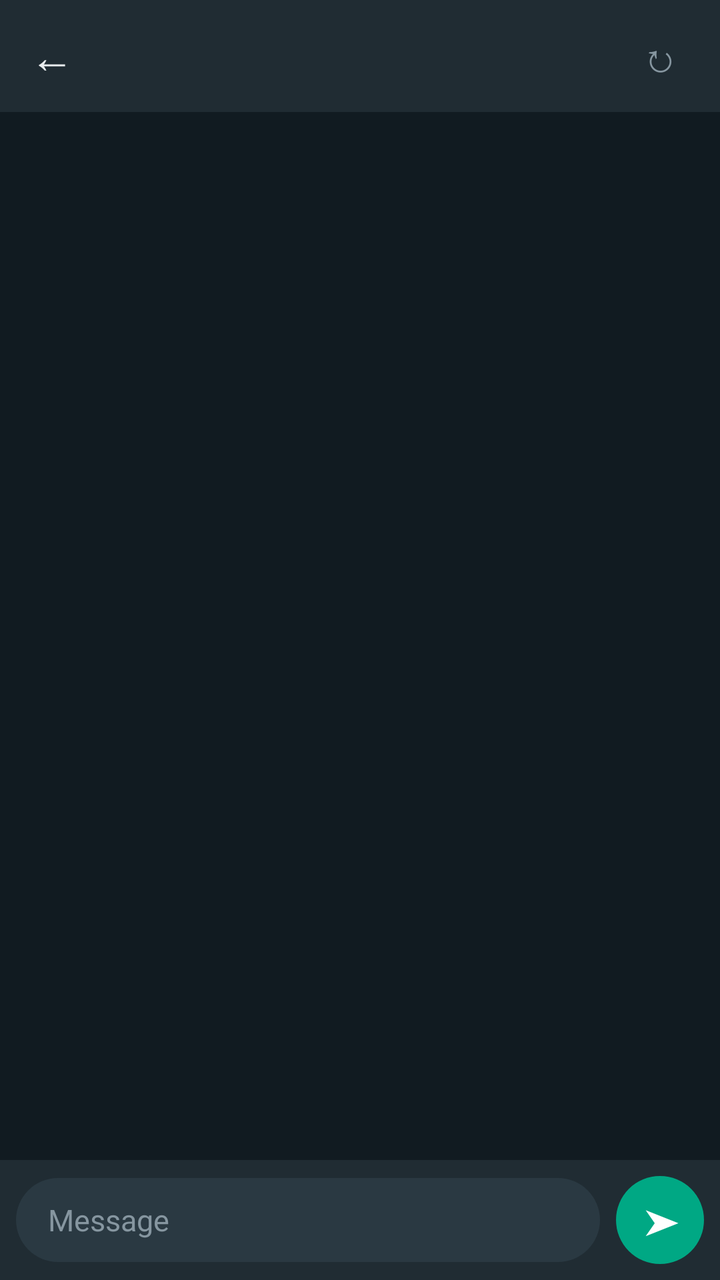
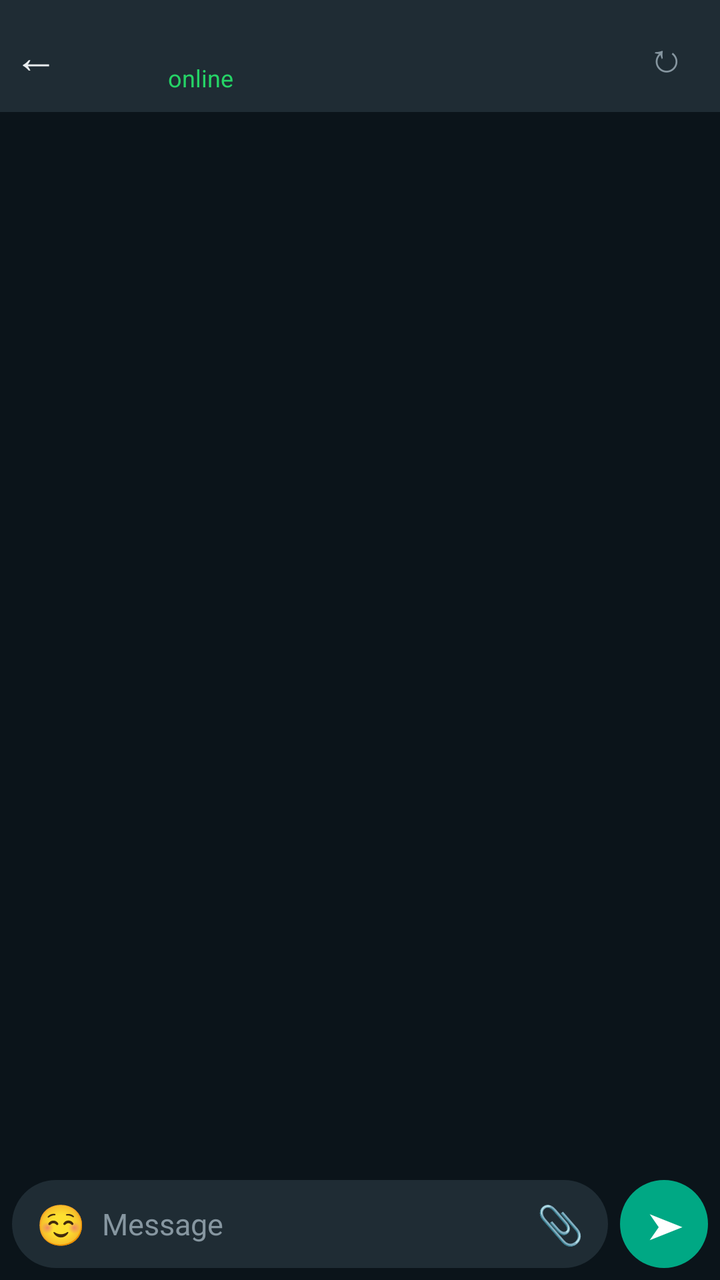

Two renders of the same Android screen: before a commit and after it. Below are the layout's source before the change and the commit's diff.
<!-- AndroidManifest.xml: application theme android:Theme.NoTitleBar -->
<!-- res/layout/activity_chat.xml -->
<?xml version="1.0" encoding="utf-8"?>
<LinearLayout xmlns:android="http://schemas.android.com/apk/res/android"
    android:layout_width="match_parent"
    android:layout_height="match_parent"
    android:orientation="vertical"
    android:background="@color/wa_bg">

    
    <LinearLayout
        android:layout_width="match_parent"
        android:layout_height="56dp"
        android:orientation="horizontal"
        android:background="@color/wa_header"
        android:gravity="center_vertical"
        android:paddingLeft="4dp"
        android:paddingRight="8dp">

        <TextView
            android:id="@+id/btn_back"
            android:layout_width="44dp"
            android:layout_height="44dp"
            android:gravity="center"
            android:textColor="@color/wa_text"
            android:textSize="22sp"
            android:text="&#8592;" />

        
        <FrameLayout
            android:id="@+id/layout_chat_avatar"
            android:layout_width="38dp"
            android:layout_height="38dp"
            android:layout_marginRight="10dp">

            <TextView
                android:id="@+id/tv_chat_avatar_letter"
                android:layout_width="match_parent"
                android:layout_height="match_parent"
                android:gravity="center"
                android:textColor="#ffffff"
                android:textSize="16sp"
                android:textStyle="bold" />
        </FrameLayout>

        
        <LinearLayout
            android:layout_width="0dp"
            android:layout_weight="1"
            android:layout_height="wrap_content"
            android:orientation="vertical">

            <TextView
                android:id="@+id/tv_thread_name"
                android:layout_width="wrap_content"
                android:layout_height="wrap_content"
                android:textColor="@color/wa_text"
                android:textSize="16sp"
                android:textStyle="bold"
                android:singleLine="true"
                android:ellipsize="end" />

            <TextView
                android:id="@+id/tv_thread_status"
                android:layout_width="wrap_content"
                android:layout_height="wrap_content"
                android:textColor="@color/wa_text_sub"
                android:textSize="12sp" />
        </LinearLayout>

        <TextView
            android:id="@+id/btn_chat_refresh"
            android:layout_width="44dp"
            android:layout_height="44dp"
            android:gravity="center"
            android:textColor="@color/wa_text_sub"
            android:textSize="20sp"
            android:text="&#8635;" />
    </LinearLayout>

    
    <FrameLayout
        android:layout_width="match_parent"
        android:layout_height="0dp"
        android:layout_weight="1">

        <ListView
            android:id="@+id/list_messages"
            android:layout_width="match_parent"
            android:layout_height="match_parent"
            android:divider="@null"
            android:dividerHeight="4dp"
            android:paddingLeft="8dp"
            android:paddingRight="8dp"
            android:paddingTop="8dp"
            android:paddingBottom="8dp"
            android:clipToPadding="false" />

        <TextView
            android:id="@+id/tv_chat_empty"
            android:layout_width="match_parent"
            android:layout_height="match_parent"
            android:gravity="center"
            android:textColor="@color/wa_text_sub"
            android:textSize="14sp"
            android:text="No messages yet.\nType below to start the conversation."
            android:visibility="gone" />
    </FrameLayout>

    
    <LinearLayout
        android:layout_width="match_parent"
        android:layout_height="wrap_content"
        android:orientation="horizontal"
        android:background="@color/wa_header"
        android:paddingLeft="8dp"
        android:paddingRight="8dp"
        android:paddingTop="8dp"
        android:paddingBottom="8dp"
        android:gravity="center_vertical">

        <EditText
            android:id="@+id/edit_message"
            android:layout_width="0dp"
            android:layout_weight="1"
            android:layout_height="wrap_content"
            android:minHeight="42dp"
            android:maxLines="5"
            android:paddingLeft="16dp"
            android:paddingRight="16dp"
            android:paddingTop="10dp"
            android:paddingBottom="10dp"
            android:background="@drawable/input_bg"
            android:textColor="@color/wa_text"
            android:textColorHint="@color/wa_text_sub"
            android:hint="Message"
            android:textSize="15sp"
            android:imeOptions="actionSend"
            android:inputType="textCapSentences|textMultiLine" />

        <FrameLayout
            android:id="@+id/btn_send"
            android:layout_width="44dp"
            android:layout_height="44dp"
            android:layout_marginLeft="8dp"
            android:background="@drawable/btn_send">

            <TextView
                android:layout_width="match_parent"
                android:layout_height="match_parent"
                android:gravity="center"
                android:textColor="#ffffff"
                android:textSize="18sp"
                android:paddingLeft="2dp"
                android:text="&#10148;" />
        </FrameLayout>
    </LinearLayout>

</LinearLayout>
<!-- resources referenced by this layout -->
<resources>
  <color name="wa_bg">#111B21</color>
  <color name="wa_header">#202C33</color>
  <color name="wa_text">#E9EDEF</color>
  <color name="wa_text_sub">#8696A0</color>
  <!-- drawable btn_send (drawable) -->
  <?xml version="1.0" encoding="utf-8"?>
  <shape xmlns:android="http://schemas.android.com/apk/res/android"
      android:shape="oval">
      <solid android:color="@color/wa_teal" />
  </shape>
  <!-- drawable input_bg (drawable) -->
  <?xml version="1.0" encoding="utf-8"?>
  <shape xmlns:android="http://schemas.android.com/apk/res/android"
      android:shape="rectangle">
      <solid android:color="@color/wa_input_bg" />
      <corners android:radius="22dp" />
  </shape>
  <color name="wa_teal">#00A884</color>
  <color name="wa_input_bg">#2A3942</color>
</resources>

<!-- the commit's change to res/layout/activity_chat.xml (unified diff, before → after) -->
@@ -3,7 +3,7 @@
     android:layout_width="match_parent"
     android:layout_height="match_parent"
     android:orientation="vertical"
-    android:background="@color/wa_bg">
+    android:background="@color/wa_chat_bg">
 
     
     <LinearLayout
@@ -12,41 +12,51 @@
         android:orientation="horizontal"
         android:background="@color/wa_header"
         android:gravity="center_vertical"
-        android:paddingLeft="4dp"
+        android:paddingLeft="2dp"
         android:paddingRight="8dp">
 
-        <TextView
-            android:id="@+id/btn_back"
-            android:layout_width="44dp"
-            android:layout_height="44dp"
-            android:gravity="center"
-            android:textColor="@color/wa_text"
-            android:textSize="22sp"
-            android:text="&#8592;" />
-
-        
-        <FrameLayout
-            android:id="@+id/layout_chat_avatar"
-            android:layout_width="38dp"
-            android:layout_height="38dp"
-            android:layout_marginRight="10dp">
-
-            <TextView
-                android:id="@+id/tv_chat_avatar_letter"
-                android:layout_width="match_parent"
+        
+        <LinearLayout
+            android:id="@+id/layout_header_back_avatar"
+            android:layout_width="wrap_content"
+            android:layout_height="match_parent"
+            android:orientation="horizontal"
+            android:gravity="center_vertical"
+            android:paddingRight="6dp">
+
+            <TextView
+                android:id="@+id/btn_back"
+                android:layout_width="32dp"
                 android:layout_height="match_parent"
                 android:gravity="center"
-                android:textColor="#ffffff"
-                android:textSize="16sp"
-                android:textStyle="bold" />
-        </FrameLayout>
+                android:textColor="@color/wa_text"
+                android:textSize="22sp"
+                android:text="&#8592;" />
+
+            
+            <FrameLayout
+                android:id="@+id/layout_chat_avatar"
+                android:layout_width="38dp"
+                android:layout_height="38dp">
+
+                <TextView
+                    android:id="@+id/tv_chat_avatar_letter"
+                    android:layout_width="match_parent"
+                    android:layout_height="match_parent"
+                    android:gravity="center"
+                    android:textColor="#FFFFFF"
+                    android:textSize="17sp"
+                    android:textStyle="bold" />
+            </FrameLayout>
+        </LinearLayout>
 
         
         <LinearLayout
             android:layout_width="0dp"
             android:layout_weight="1"
             android:layout_height="wrap_content"
-            android:orientation="vertical">
+            android:orientation="vertical"
+            android:layout_marginLeft="6dp">
 
             <TextView
                 android:id="@+id/tv_thread_name"
@@ -62,13 +72,15 @@
                 android:id="@+id/tv_thread_status"
                 android:layout_width="wrap_content"
                 android:layout_height="wrap_content"
-                android:textColor="@color/wa_text_sub"
-                android:textSize="12sp" />
+                android:textColor="@color/wa_online"
+                android:textSize="12sp"
+                android:text="online" />
         </LinearLayout>
 
+        
         <TextView
             android:id="@+id/btn_chat_refresh"
-            android:layout_width="44dp"
+            android:layout_width="38dp"
             android:layout_height="44dp"
             android:gravity="center"
             android:textColor="@color/wa_text_sub"
@@ -87,12 +99,13 @@
             android:layout_width="match_parent"
             android:layout_height="match_parent"
             android:divider="@null"
-            android:dividerHeight="4dp"
+            android:dividerHeight="3dp"
             android:paddingLeft="8dp"
             android:paddingRight="8dp"
             android:paddingTop="8dp"
             android:paddingBottom="8dp"
-            android:clipToPadding="false" />
+            android:clipToPadding="false"
+            android:scrollbars="none" />
 
         <TextView
             android:id="@+id/tv_chat_empty"
@@ -101,7 +114,7 @@
             android:gravity="center"
             android:textColor="@color/wa_text_sub"
             android:textSize="14sp"
-            android:text="No messages yet.\nType below to start the conversation."
+            android:text="No messages here yet.\nSay hello!"
             android:visibility="gone" />
     </FrameLayout>
 
@@ -110,44 +123,75 @@
         android:layout_width="match_parent"
         android:layout_height="wrap_content"
         android:orientation="horizontal"
-        android:background="@color/wa_header"
-        android:paddingLeft="8dp"
-        android:paddingRight="8dp"
-        android:paddingTop="8dp"
-        android:paddingBottom="8dp"
-        android:gravity="center_vertical">
-
-        <EditText
-            android:id="@+id/edit_message"
+        android:paddingLeft="6dp"
+        android:paddingRight="6dp"
+        android:paddingTop="5dp"
+        android:paddingBottom="6dp"
+        android:gravity="bottom">
+
+        
+        <LinearLayout
             android:layout_width="0dp"
             android:layout_weight="1"
             android:layout_height="wrap_content"
-            android:minHeight="42dp"
-            android:maxLines="5"
-            android:paddingLeft="16dp"
-            android:paddingRight="16dp"
-            android:paddingTop="10dp"
-            android:paddingBottom="10dp"
-            android:background="@drawable/input_bg"
-            android:textColor="@color/wa_text"
-            android:textColorHint="@color/wa_text_sub"
-            android:hint="Message"
-            android:textSize="15sp"
-            android:imeOptions="actionSend"
-            android:inputType="textCapSentences|textMultiLine" />
-
+            android:minHeight="44dp"
+            android:orientation="horizontal"
+            android:background="@drawable/input_pill_bg"
+            android:gravity="center_vertical"
+            android:paddingLeft="12dp"
+            android:paddingRight="12dp">
+
+            
+            <TextView
+                android:layout_width="wrap_content"
+                android:layout_height="wrap_content"
+                android:textColor="@color/wa_text_sub"
+                android:textSize="20sp"
+                android:layout_marginRight="8dp"
+                android:text="&#9786;" />
+
+            
+            <EditText
+                android:id="@+id/edit_message"
+                android:layout_width="0dp"
+                android:layout_weight="1"
+                android:layout_height="wrap_content"
+                android:minHeight="40dp"
+                android:maxLines="5"
+                android:paddingTop="8dp"
+                android:paddingBottom="8dp"
+                android:background="#00000000"
+                android:textColor="@color/wa_text"
+                android:textColorHint="@color/wa_text_sub"
+                android:hint="Message"
+                android:textSize="15sp"
+                android:imeOptions="actionSend"
+                android:inputType="textCapSentences|textMultiLine" />
+
+            
+            <TextView
+                android:layout_width="wrap_content"
+                android:layout_height="wrap_content"
+                android:textColor="@color/wa_text_sub"
+                android:textSize="19sp"
+                android:paddingLeft="6dp"
+                android:text="&#128206;" />
+        </LinearLayout>
+
+        
         <FrameLayout
             android:id="@+id/btn_send"
             android:layout_width="44dp"
             android:layout_height="44dp"
-            android:layout_marginLeft="8dp"
-            android:background="@drawable/btn_send">
-
+            android:layout_marginLeft="6dp"
+            android:background="@drawable/btn_send_circle">
+
+            
             <TextView
                 android:layout_width="match_parent"
                 android:layout_height="match_parent"
                 android:gravity="center"
-                android:textColor="#ffffff"
+                android:textColor="#FFFFFF"
                 android:textSize="18sp"
                 android:paddingLeft="2dp"
                 android:text="&#10148;" />
<!-- resource entries referenced after the edit -->
@@ -1,23 +1,33 @@
 <!-- resources referenced by this layout -->
 <resources>
-  <color name="wa_bg">#111B21</color>
-  <color name="wa_header">#202C33</color>
+  <color name="wa_chat_bg">#0B141A</color>
+  <color name="wa_header">#1F2C34</color>
+  <color name="wa_online">#25D366</color>
   <color name="wa_text">#E9EDEF</color>
   <color name="wa_text_sub">#8696A0</color>
-  <!-- drawable btn_send (drawable) -->
+  <!-- drawable btn_send_circle (drawable) -->
   <?xml version="1.0" encoding="utf-8"?>
-  <shape xmlns:android="http://schemas.android.com/apk/res/android"
-      android:shape="oval">
-      <solid android:color="@color/wa_teal" />
-  </shape>
-  <!-- drawable input_bg (drawable) -->
+  <selector xmlns:android="http://schemas.android.com/apk/res/android">
+      <item android:state_pressed="true">
+          <shape android:shape="oval">
+              <solid android:color="@color/wa_fab_pressed" />
+          </shape>
+      </item>
+      <item>
+          <shape android:shape="oval">
+              <solid android:color="@color/wa_fab" />
+          </shape>
+      </item>
+  </selector>
+  <!-- drawable input_pill_bg (drawable) -->
   <?xml version="1.0" encoding="utf-8"?>
   <shape xmlns:android="http://schemas.android.com/apk/res/android"
       android:shape="rectangle">
-      <solid android:color="@color/wa_input_bg" />
-      <corners android:radius="22dp" />
+      <solid android:color="@color/wa_input_pill" />
+      <corners android:radius="24dp" />
   </shape>
-  <color name="wa_teal">#00A884</color>
-  <color name="wa_input_bg">#2A3942</color>
+  <color name="wa_fab_pressed">#029070</color>
+  <color name="wa_fab">#00A884</color>
+  <color name="wa_input_pill">#1F2C34</color>
 </resources>
 
